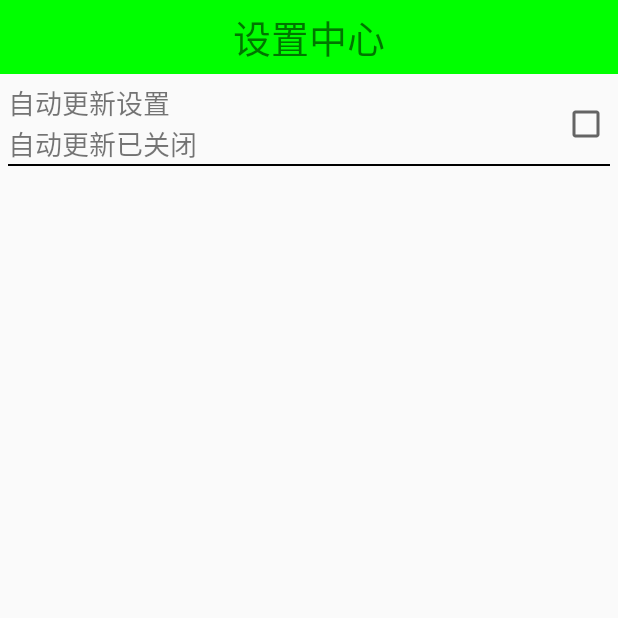
After one commit to anwangwang/MobileSecurityGuards, an Android app: the SettingActivity screen opened directly, with no data from a screen before it, on a phone screen of 412 x 824 dp, the top half of it. The commit adds this screen. Run offline under Robolectric (Android 15) with nearby library versions, the phone set to English and light mode, and no system bars.

Commit message:
1.设置中心界面

```diff
--- a/app/src/main/AndroidManifest.xml
+++ b/app/src/main/AndroidManifest.xml
@@ -20,6 +20,7 @@
         </activity>
 
         <activity android:name=".activity.HomeActivity" />
+        <activity android:name=".activity.SettingActivity" />
     </application>
 
 </manifest>
--- a/app/src/main/java/com/awwhome/mobilesecurityguards/activity/HomeActivity.java
+++ b/app/src/main/java/com/awwhome/mobilesecurityguards/activity/HomeActivity.java
@@ -1,11 +1,13 @@
 package com.awwhome.mobilesecurityguards.activity;
 
 import android.app.Activity;
+import android.content.Intent;
 import android.os.Bundle;
 import android.os.PersistableBundle;
 import android.util.Log;
 import android.view.View;
 import android.view.ViewGroup;
+import android.widget.AdapterView;
 import android.widget.BaseAdapter;
 import android.widget.GridView;
 import android.widget.ImageView;
@@ -32,7 +34,28 @@ public class HomeActivity extends Activity {
 
         initView();
         initData();
+        initListener();
 
+    }
+
+    /**
+     * 初始化事件
+     */
+    private void initListener() {
+
+        gv_home.setOnItemClickListener(new AdapterView.OnItemClickListener() {
+            @Override
+            public void onItemClick(AdapterView<?> parent, View view, int position, long id) {
+                switch (position) {
+                    case 0: // 点击安全卫士
+                        break;
+                    case 8:// 点击设置中心
+                        Intent intent = new Intent(HomeActivity.this, SettingActivity.class);
+                        startActivity(intent);
+                        break;
+                }
+            }
+        });
     }
 
     /**
@@ -50,6 +73,7 @@ public class HomeActivity extends Activity {
         };
 
         gv_home.setAdapter(new MyAdapter());
+
     }
 
 
--- /dev/null
+++ b/app/src/main/java/com/awwhome/mobilesecurityguards/activity/SettingActivity.java
@@ -0,0 +1,18 @@
+package com.awwhome.mobilesecurityguards.activity;
+
+import android.app.Activity;
+import android.os.Bundle;
+
+import com.awwhome.mobilesecurityguards.R;
+
+/**
+ * Created by awwho on 2017/4/2.
+ */
+public class SettingActivity extends Activity {
+
+    @Override
+    protected void onCreate(Bundle savedInstanceState) {
+        super.onCreate(savedInstanceState);
+        setContentView(R.layout.activity_setting);
+    }
+}
--- /dev/null
+++ b/app/src/main/res/layout/activity_setting.xml
@@ -0,0 +1,50 @@
+<?xml version="1.0" encoding="utf-8"?>
+<LinearLayout xmlns:android="http://schemas.android.com/apk/res/android"
+    android:layout_width="match_parent"
+    android:layout_height="match_parent"
+    android:orientation="vertical">
+
+    <TextView
+        style="@style/TitleStyle"
+        android:layout_alignParentLeft="true"
+        android:layout_alignParentStart="true"
+        android:layout_alignParentTop="true"
+        android:text="设置中心" />
+
+    <RelativeLayout
+        android:layout_width="match_parent"
+        android:layout_height="wrap_content"
+        android:padding="5dp">
+
+        <TextView
+            android:id="@+id/tv_update_setting"
+            android:layout_width="wrap_content"
+            android:layout_height="wrap_content"
+            android:text="自动更新设置"
+            android:textSize="18sp" />
+
+        <TextView
+            android:id="@+id/tv_update_on_off"
+            android:layout_width="wrap_content"
+            android:layout_height="wrap_content"
+            android:layout_below="@id/tv_update_setting"
+            android:text="自动更新已关闭"
+            android:textSize="18sp" />
+
+        <CheckBox
+            android:id="@+id/cb_box"
+            android:layout_width="wrap_content"
+            android:layout_height="wrap_content"
+            android:layout_alignParentRight="true"
+            android:layout_centerVertical="true" />
+
+        <View
+            android:layout_width="match_parent"
+            android:layout_height="1dp"
+            android:layout_below="@id/tv_update_on_off"
+            android:background="#000" />
+
+
+    </RelativeLayout>
+
+</LinearLayout>
```
